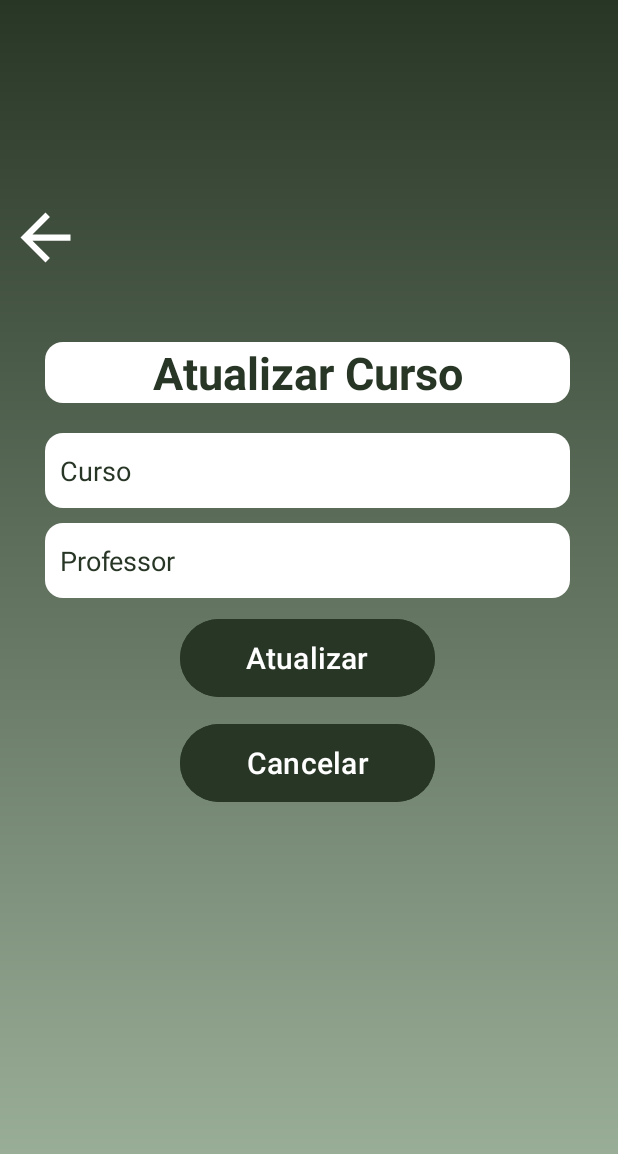
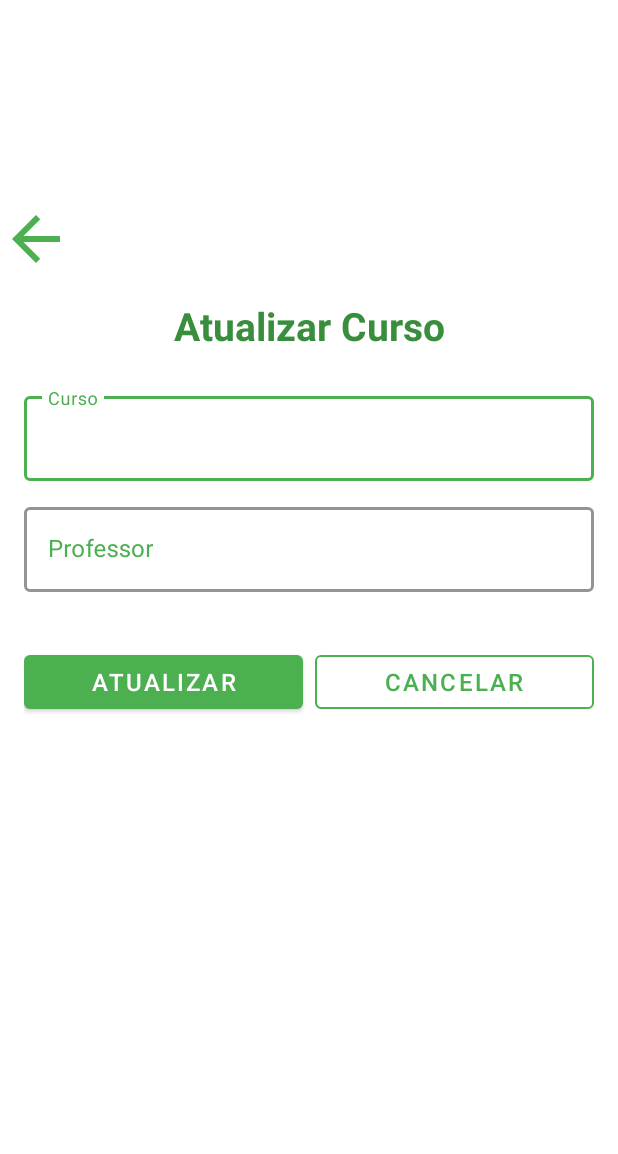
Before and after one commit to Willacy/TarefasAcademicas, an Android app: the CursoActivity screen opened directly, with no data from a screen before it, on a phone screen of 412 x 824 dp. Shown: the top 1154 px of the screen. Run offline under Robolectric (Android 15) with nearby library versions, the phone set to English and light mode, and no system bars; 1 statement that could not run was skipped.

Commit message:
Adaptações das telas curso e tarefas
Foram realizados adaptações para as telas de cadastro e atualização dos activity de curso e tarefa

```diff
--- a/app/src/main/res/layout/activity_curso.xml
+++ b/app/src/main/res/layout/activity_curso.xml
@@ -1,88 +1,129 @@
 <?xml version="1.0" encoding="utf-8"?>
-<androidx.constraintlayout.widget.ConstraintLayout xmlns:android="http://schemas.android.com/apk/res/android"
+<androidx.constraintlayout.widget.ConstraintLayout
+    xmlns:android="http://schemas.android.com/apk/res/android"
     xmlns:app="http://schemas.android.com/apk/res-auto"
     xmlns:tools="http://schemas.android.com/tools"
     android:id="@+id/main"
     android:layout_width="match_parent"
     android:layout_height="match_parent"
-    android:background="@drawable/bg_gradiente"
-    tools:context=".view.CursoActivity"
-    >
+    android:background="@color/colorBackground"
+    tools:context=".view.CursoActivity">
 
-    <ImageButton
+    <!-- Botão Voltar -->
+    <com.google.android.material.imageview.ShapeableImageView
         android:id="@+id/btnVoltar"
-        android:layout_width="50dp"
-        android:layout_height="50dp"
-        android:background="@drawable/ic_voltar"
-        android:backgroundTint="@color/white"
+        android:layout_width="48dp"
+        android:layout_height="48dp"
+        android:src="@drawable/ic_voltar"
+        android:contentDescription="@string/todo"
         app:layout_constraintBottom_toTopOf="@+id/linearLayout"
-        app:layout_constraintStart_toStartOf="@+id/linearLayout" />
+        app:layout_constraintStart_toStartOf="@+id/linearLayout"
+        app:shapeAppearanceOverlay="@style/ShapeAppearance.Material3.Corner.None"
+        app:tint="@color/colorPrimary" />
 
+    <!-- Container principal -->
     <LinearLayout
         android:id="@+id/linearLayout"
-        android:layout_width="400dp"
-        android:layout_height="400dp"
+        android:layout_width="match_parent"
+        android:layout_height="wrap_content"
         android:gravity="center"
         android:orientation="vertical"
+        android:padding="16dp"
         app:layout_constraintBottom_toBottomOf="parent"
         app:layout_constraintEnd_toEndOf="parent"
-        app:layout_constraintHorizontal_bias="0.454"
+        app:layout_constraintHorizontal_bias="0.0"
         app:layout_constraintStart_toStartOf="parent"
         app:layout_constraintTop_toTopOf="parent"
-        app:layout_constraintVertical_bias="0.432">
+        app:layout_constraintVertical_bias="0.358">
 
+        <!-- Título -->
         <TextView
             android:id="@+id/lblTitulo"
-            android:layout_width="350dp"
+            android:layout_width="match_parent"
             android:layout_height="wrap_content"
-            android:layout_marginBottom="20dp"
+            android:layout_marginBottom="24dp"
+            android:gravity="center"
             android:text="@string/cadastro_de_curso"
-            android:background="@drawable/bg_textview_arredondado"
-            android:textAlignment="center"
-            android:textColor="@color/cor_menu"
-            android:textSize="30sp"
+            android:textColor="@color/colorPrimaryVariant"
+            android:textSize="26sp"
             android:textStyle="bold" />
 
-        <EditText
-            android:id="@+id/txtDescCurso"
-            android:layout_width="350dp"
-            android:layout_height="50dp"
-            android:layout_marginBottom="10dp"
-            android:background="@drawable/bg_textview_arredondado"
+        <!-- Campo Curso -->
+        <com.google.android.material.textfield.TextInputLayout
+            android:id="@+id/layoutDescCurso"
+            style="@style/Widget.MaterialComponents.TextInputLayout.OutlinedBox"
+            android:layout_width="match_parent"
+            android:layout_height="wrap_content"
+            android:layout_marginBottom="12dp"
             android:hint="@string/curso"
-            android:paddingHorizontal="10dp"
-            android:textColor="@color/cor_menu"
-            android:textColorHint="@color/cor_menu" />
+            android:textColorHint="@color/colorPrimary"
+            app:boxStrokeColor="@color/colorPrimary"
+            app:boxStrokeWidth="2dp"
+            app:hintTextAppearance="@style/HintTextStyle"
+            app:hintTextColor="@color/colorPrimary">
 
-        <EditText
-            android:id="@+id/txtProfCurso"
-            android:layout_width="350dp"
-            android:layout_height="50dp"
-            android:layout_marginBottom="10dp"
-            android:background="@drawable/bg_textview_arredondado"
+            <com.google.android.material.textfield.TextInputEditText
+                android:id="@+id/txtDescCurso"
+                android:layout_width="match_parent"
+                android:layout_height="wrap_content"
+                android:inputType="text"
+                android:textColor="@color/cor_menu" />
+        </com.google.android.material.textfield.TextInputLayout>
+
+        <!-- Campo Professor -->
+        <com.google.android.material.textfield.TextInputLayout
+            android:id="@+id/layoutProfCurso"
+            style="@style/Widget.MaterialComponents.TextInputLayout.OutlinedBox"
+            android:layout_width="match_parent"
+            android:layout_height="wrap_content"
+            android:layout_marginBottom="12dp"
             android:hint="@string/professor"
-            android:paddingHorizontal="10dp"
-            android:textColor="@color/cor_menu"
-            android:textColorHint="@color/cor_menu" />
+            android:textColorHint="@color/colorPrimary"
+            app:boxStrokeColor="@color/colorPrimary"
+            app:boxStrokeWidth="2dp"
+            app:hintTextAppearance="@style/HintTextStyle"
+            app:hintTextColor="@color/colorPrimary">
 
-        <Button
-            android:id="@+id/btnSalvarCurso"
-            android:layout_width="170dp"
-            android:layout_height="60dp"
-            android:layout_marginBottom="10dp"
-            android:backgroundTint="@color/cor_menu"
-            android:text="@string/salvar"
-            android:textColor="@color/white"
-            android:textSize="20sp" />
+            <com.google.android.material.textfield.TextInputEditText
+                android:id="@+id/txtProfCurso"
+                android:layout_width="match_parent"
+                android:layout_height="wrap_content"
+                android:inputType="text"
+                android:textColor="@color/cor_menu" />
+        </com.google.android.material.textfield.TextInputLayout>
 
-        <Button
-            android:id="@+id/btnCancelar"
-            android:layout_width="170dp"
-            android:layout_height="60dp"
-            android:backgroundTint="@color/cor_menu"
-            android:text="@string/cancelar"
-            android:textColor="@color/white"
-            android:textSize="20sp" />
+        <!-- Botões -->
+        <LinearLayout
+            android:layout_width="match_parent"
+            android:layout_height="wrap_content"
+            android:layout_marginTop="24dp"
+            android:gravity="center"
+            android:orientation="horizontal"
+            android:weightSum="2">
+
+            <com.google.android.material.button.MaterialButton
+                android:id="@+id/btnSalvarCurso"
+                style="@style/Widget.MaterialComponents.Button"
+                android:layout_width="0dp"
+                android:layout_height="wrap_content"
+                android:layout_marginEnd="8dp"
+                android:layout_weight="1"
+                android:text="@string/salvar"
+                android:textColor="@color/colorOnPrimary"
+                android:textSize="16sp"
+                app:backgroundTint="@color/colorPrimary" />
+
+            <com.google.android.material.button.MaterialButton
+                android:id="@+id/btnCancelar"
+                style="@style/Widget.MaterialComponents.Button.OutlinedButton"
+                android:layout_width="0dp"
+                android:layout_height="wrap_content"
+                android:layout_weight="1"
+                android:text="@string/cancelar"
+                android:textColor="@color/colorPrimary"
+                android:textSize="16sp"
+                app:strokeColor="@color/colorPrimary" />
+        </LinearLayout>
 
     </LinearLayout>
 
--- a/app/src/main/res/values/colors.xml
+++ b/app/src/main/res/values/colors.xml
@@ -5,4 +5,22 @@
     <color name="cor_menu">#283626</color>
     <color name="cor_fundo">#A1B69F</color>
     <color name="cor_icones">#A0FF97</color>
+
+    <!-- Verde principal -->
+    <color name="colorPrimary">#4CAF50</color>
+    <color name="colorPrimaryVariant">#388E3C</color>
+
+    <!-- Verde secundário -->
+    <color name="colorSecondary">#81C784</color>
+    <color name="colorSecondaryVariant">#66BB6A</color>
+
+    <!-- Neutros -->
+    <color name="colorBackground">#FFFFFF</color>
+    <color name="colorSurface">#F5F5F5</color>
+
+    <!-- Texto -->
+    <color name="colorOnPrimary">#FFFFFF</color>
+    <color name="colorOnSecondary">#212121</color>
+    <color name="colorOnBackground">#212121</color>
+    <color name="colorOnSurface">#212121</color>
 </resources>
--- /dev/null
+++ b/app/src/main/res/values/style.xml
@@ -0,0 +1,6 @@
+<?xml version="1.0" encoding="utf-8"?>
+<resources>
+    <style name="HintTextStyle" parent="TextAppearance.Material3.BodySmall">
+        <item name="android:textColor">@color/cor_menu</item>
+    </style>
+</resources>
```
Also changed, not shown: app/src/main/res/layout/activity_tarefa.xml (+92 -61 lines), app/src/main/res/values/themes.xml (line endings or trailing spaces).
